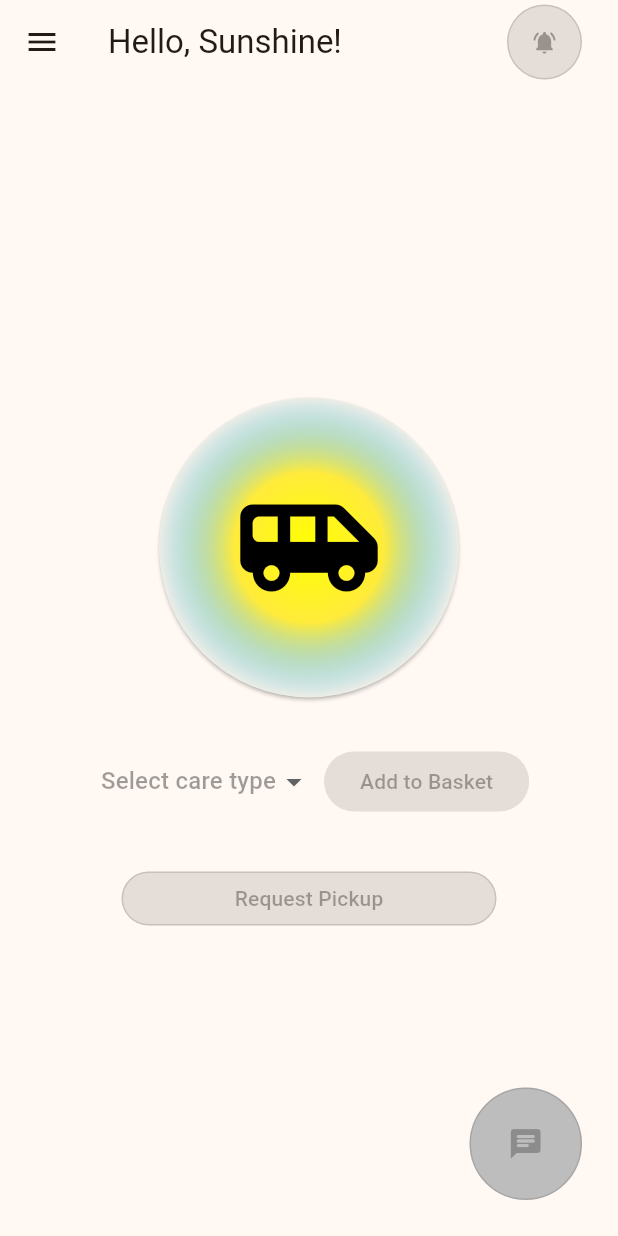
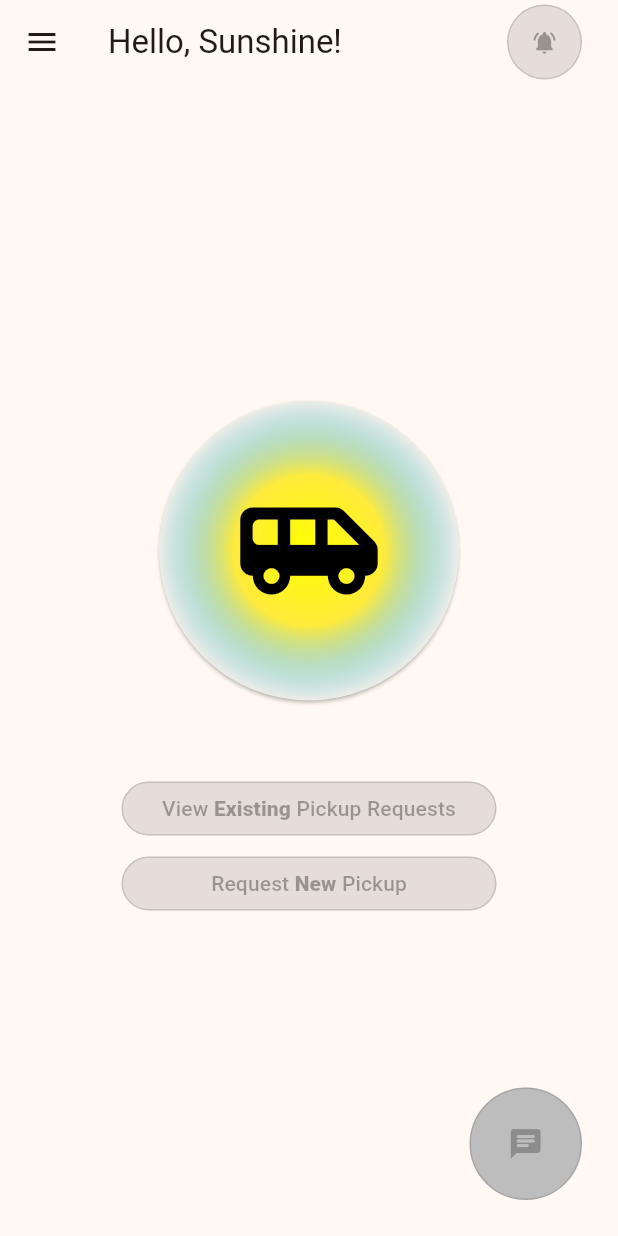
Before and after one commit to 421yet/cleanest, a Flutter app: the screen it shows after launch, on a phone screen of 412 x 824 dp. Run offline on Flutter 3.47's test engine with Material 2 defaults, Android fonts, the phone set to English and light mode, and no system bars; our stand-ins replace firebase_auth, firebase_core, firebase_database, firebase_messaging, flex_color_scheme, flutter_local_notifications and 1 more; accounts and stored records are empty.

Commit message:
Rearrange Basket & Improved Drawer UX

```diff
--- a/lib/basket.dart
+++ b/lib/basket.dart
@@ -149,11 +149,13 @@ class _BasketState extends State<Basket> {
             }
           }
         }),
-        body: Column(
+        body: Center(
+          child: Column(
             mainAxisAlignment: MainAxisAlignment.center,
+            // crossAxisAlignment: CrossAxisAlignment.center,
             children: [
               Padding(
-              padding: const EdgeInsets.all(16),
+                padding: const EdgeInsets.all(8),
                 child: ElevatedButton(
                   style: ElevatedButton.styleFrom(
                       // backgroundColor: appPalette.mainColor,
@@ -185,105 +187,106 @@ class _BasketState extends State<Basket> {
                   ),
                 ),
               ),
+              // Padding(
+              //   padding: const EdgeInsets.all(8),
+              //   child: Row(
+              //     mainAxisAlignment: MainAxisAlignment.center,
+              //     children: <Widget>[
+              //       Padding(
+              //         padding: const EdgeInsets.all(8.0),
+              //         child: DropdownButtonHideUnderline(
+              //           child: DropdownButton<String>(
+              //             borderRadius: BorderRadius.circular(15),
+              //             menuMaxHeight: 200,
+              //             value: typeDD,
+              //             hint: const Text(
+              //               "Select care type",
+              //               style: TextStyle(color: Colors.black38),
+              //             ),
+              //             items: itemsList
+              //                 .map<DropdownMenuItem<String>>((String value) {
+              //               return DropdownMenuItem<String>(
+              //                 value: value,
+              //                 child: Text(value),
+              //               );
+              //             }).toList(),
+              //             onChanged: (String? newValue) {
+              //               if (mounted) {
+              //                 setState(() {
+              //                   typeDD = newValue;
+              //                 });
+              //               }
+              //             },
+              //           ),
+              //         ),
+              //       ),
+              //       OutlinedButton(
+              //           onPressed: (typeDD != null) ? _add2Basket : null,
+              //           child: const Text('Add to Basket')),
+              //     ],
+              //   ),
+              // ),
+              // Padding(
+              //   padding: const EdgeInsets.all(2),
+              //   child: ListView(
+              //     padding: const EdgeInsets.all(1),
+              //     scrollDirection: Axis.vertical,
+              //     shrinkWrap: true,
+              //     children: widget.basket.entries.map((e) {
+              //       // TODO tidy this up (using Table widget?)
+              //       return Row(
+              //         mainAxisAlignment: MainAxisAlignment.center,
+              //         children: [
+              //           Text(e.key),
+              //           Padding(
+              //             padding: const EdgeInsets.symmetric(horizontal: 16),
+              //             child: Row(
+              //               mainAxisAlignment: MainAxisAlignment.center,
+              //               children: <Widget>[
+              //                 SizedBox.square(
+              //                   dimension: 20,
+              //                   child: ElevatedButton(
+              //                     style: ElevatedButton.styleFrom(
+              //                         padding: EdgeInsets.zero),
+              //                     onPressed: _incrementLaundry,
+              //                     child: const Icon(Icons.add, size: 15),
+              //                   ),
+              //                 ),
+              //                 Padding(
+              //                   padding:
+              //                       const EdgeInsets.symmetric(horizontal: 8),
+              //                   child: Text(e.value.toString()),
+              //                 ),
+              //                 SizedBox.square(
+              //                   dimension: 20,
+              //                   child: ElevatedButton(
+              //                     style: ElevatedButton.styleFrom(
+              //                         padding: EdgeInsets.zero),
+              //                     onPressed:
+              //                         (e.value <= 1) ? null : _decrementLaundry,
+              //                     child: const Icon(Icons.remove, size: 15),
+              //                   ),
+              //                 ),
+              //               ],
+              //             ),
+              //           ),
+              //           SizedBox.square(
+              //             dimension: 30,
+              //             child: ElevatedButton(
+              //               style: ElevatedButton.styleFrom(
+              //                   padding: EdgeInsets.zero),
+              //               onPressed: () => _deleteLaundry(e.key),
+              //               child: const Icon(Icons.delete, size: 20),
+              //             ),
+              //           ),
+              //         ],
+              //       );
+              //     }).toList(),
+              //   ),
+              // ),
               Padding(
-              padding: const EdgeInsets.all(8),
-              child: Row(
-                mainAxisAlignment: MainAxisAlignment.center,
-                children: <Widget>[
-                  Padding(
-                    padding: const EdgeInsets.all(8.0),
-                    child: DropdownButtonHideUnderline(
-                      child: DropdownButton<String>(
-                        borderRadius: BorderRadius.circular(15),
-                        menuMaxHeight: 200,
-                        value: typeDD,
-                        hint: const Text(
-                          "Select care type",
-                          style: TextStyle(color: Colors.black38),
-                        ),
-                        items: itemsList
-                            .map<DropdownMenuItem<String>>((String value) {
-                          return DropdownMenuItem<String>(
-                            value: value,
-                            child: Text(value),
-                          );
-                        }).toList(),
-                        onChanged: (String? newValue) {
-                          if (mounted) {
-                            setState(() {
-                              typeDD = newValue;
-                            });
-                          }
-                        },
-                      ),
-                    ),
-                  ),
-                  ElevatedButton(
-                      onPressed: (typeDD != null) ? _add2Basket : null,
-                      child: const Text('Add to Basket')),
-                ],
-              ),
-            ),
-            Padding(
-              padding: const EdgeInsets.all(2),
-              child: ListView(
-                padding: const EdgeInsets.all(1),
-                scrollDirection: Axis.vertical,
-                shrinkWrap: true,
-                children: widget.basket.entries.map((e) {
-                  // TODO tidy this up (using Table widget?)
-                  return Row(
-                    mainAxisAlignment: MainAxisAlignment.center,
-                    children: [
-                      Text(e.key),
-                      Padding(
-                        padding: const EdgeInsets.symmetric(horizontal: 16),
-                        child: Row(
-                          mainAxisAlignment: MainAxisAlignment.center,
-                          children: <Widget>[
-                            SizedBox.square(
-                              dimension: 20,
-                              child: ElevatedButton(
-                                style: ElevatedButton.styleFrom(
-                                    padding: EdgeInsets.zero),
-                                onPressed: _incrementLaundry,
-                                child: const Icon(Icons.add, size: 15),
-                              ),
-                            ),
-                            Padding(
-                              padding:
-                                  const EdgeInsets.symmetric(horizontal: 8),
-                              child: Text(e.value.toString()),
-                            ),
-                            SizedBox.square(
-                              dimension: 20,
-                              child: ElevatedButton(
-                                style: ElevatedButton.styleFrom(
-                                    padding: EdgeInsets.zero),
-                                onPressed:
-                                    (e.value <= 1) ? null : _decrementLaundry,
-                                child: const Icon(Icons.remove, size: 15),
-                              ),
-                            ),
-                          ],
-                        ),
-                      ),
-                      SizedBox.square(
-                        dimension: 30,
-                        child: ElevatedButton(
-                          style: ElevatedButton.styleFrom(
-                              padding: EdgeInsets.zero),
-                          onPressed: () => _deleteLaundry(e.key),
-                          child: const Icon(Icons.delete, size: 20),
-                        ),
-                      ),
-                    ],
-                  );
-                }).toList(),
-              ),
-            ),
-            Padding(
-              padding: const EdgeInsets.all(8),
+                padding: const EdgeInsets.only(
+                    left: 8, right: 8, top: 40, bottom: 1),
                 child: ElevatedButton(
                   style: ElevatedButton.styleFrom(
                       minimumSize: const Size(250, 36),
@@ -293,10 +296,42 @@ class _BasketState extends State<Basket> {
                       : () {
                           confirmDays(context, widget.currentUser);
                         },
-                child: const Text("Request Pickup"),
+                  child: Row(
+                    mainAxisSize: MainAxisSize.min,
+                    children: const <Widget>[
+                      Text("View "),
+                      Text("Existing",
+                          style: TextStyle(fontWeight: FontWeight.w900)),
+                      Text(" Pickup Requests")
+                    ],
+                  ),
+                ),
+              ),
+              Padding(
+                padding:
+                    const EdgeInsets.only(left: 8, right: 8, top: 1, bottom: 8),
+                child: ElevatedButton(
+                  style: ElevatedButton.styleFrom(
+                      minimumSize: const Size(250, 36),
+                      side: BorderSide(color: DEFAULT_BGwHILITE)),
+                  onPressed: (!widget.currentUser.userExists())
+                      ? null
+                      : () {
+                          confirmDays(context, widget.currentUser);
+                        },
+                  child: Row(
+                    mainAxisSize: MainAxisSize.min,
+                    children: const <Widget>[
+                      Text("Request "),
+                      Text("New",
+                          style: TextStyle(fontWeight: FontWeight.w900)),
+                      Text(" Pickup")
+                    ],
+                  ),
                 ),
               )
             ],
+          ),
         ),
         floatingActionButton: Padding(
             padding: const EdgeInsets.all(8),
--- a/lib/sunshine_drawer.dart
+++ b/lib/sunshine_drawer.dart
@@ -62,6 +62,7 @@ class _SunshineDrawerState extends State<SunshineDrawer> {
                 ),
               ),
       ),
+      OutlinedButton(onPressed: () {}, child: const Text("FAQs")),
       OutlinedButton(
         onPressed: () {
           // TODO: Write about myself
@@ -69,10 +70,9 @@ class _SunshineDrawerState extends State<SunshineDrawer> {
         },
         child: const Text("About"),
       ),
+      if (widget.currentUser.userExists())
         OutlinedButton(
-        onPressed: (!widget.currentUser.userExists())
-            ? null
-            : () {
+          onPressed: () {
             setState(() {
               FirebaseAuth.instance.signOut();
               widget.currentUser.logOut();
```
Lines whose indentation alone changed are shown as unchanged.
